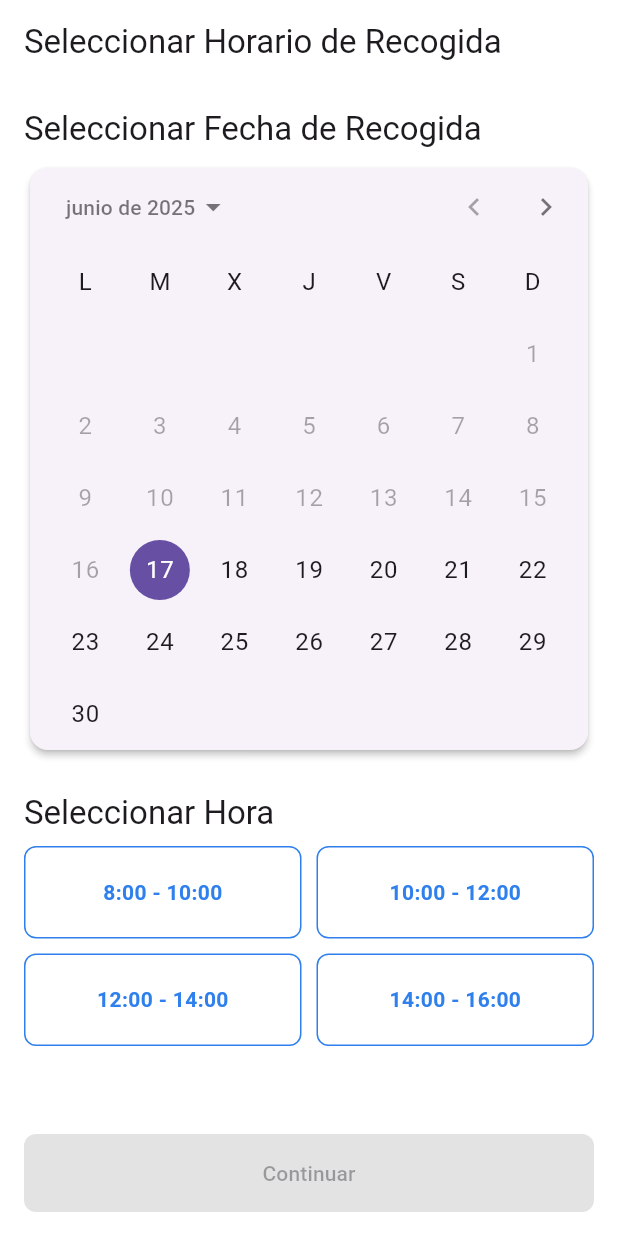
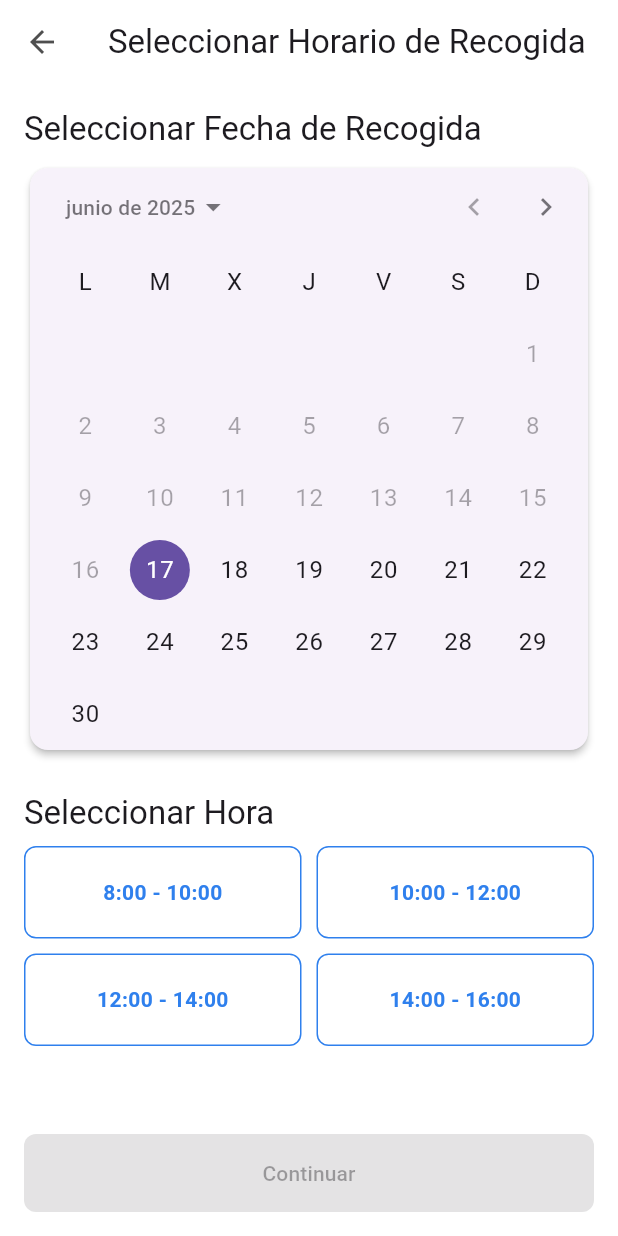
Before and after one commit to Kaib03/dry-cleaning-app, a Flutter app: the screen it shows after launch, after a tap on "La dirección de entrega es la misma", after a tap on "456 Oak Avenue, Apt 3A", after a tap on "Continuar", on a phone screen of 412 x 824 dp. Run offline on Flutter 3.47's test engine with Material 3 defaults, Android fonts, the phone set to English and light mode, and no system bars; accounts and stored records are empty.

Commit message:
feat(navigation): Implement back-button functionality

```diff
--- a/lib/screens/02_schedule_picker/schedule_picker_screen.dart
+++ b/lib/screens/02_schedule_picker/schedule_picker_screen.dart
@@ -9,8 +9,10 @@ import '../../state/order_provider.dart';
 
 class SchedulePickerScreen extends StatefulWidget {
   final VoidCallback onNext;
+  final VoidCallback onBack;
 
-  const SchedulePickerScreen({Key? key, required this.onNext})
+  const SchedulePickerScreen(
+      {Key? key, required this.onNext, required this.onBack})
       : super(key: key);
 
   @override
@@ -46,7 +48,13 @@ class _SchedulePickerScreenState extends State<SchedulePickerScreen> {
       child: ConstrainedBox(
         constraints: const BoxConstraints(maxWidth: 500),
         child: Scaffold(
-          appBar: AppBar(title: Text(localizations.schedule_pickup_title)),
+          appBar: AppBar(
+            leading: IconButton(
+              icon: const Icon(Icons.arrow_back),
+              onPressed: widget.onBack,
+            ),
+            title: Text(localizations.schedule_pickup_title),
+          ),
           body: SingleChildScrollView(
             padding: const EdgeInsets.all(16.0),
             child: Column(
--- a/lib/screens/03_service_selection/service_selection_screen.dart
+++ b/lib/screens/03_service_selection/service_selection_screen.dart
@@ -9,8 +9,10 @@ import '../../state/order_provider.dart';
 
 class ServiceSelectionScreen extends StatefulWidget {
   final VoidCallback onNext;
+  final VoidCallback onBack;
 
-  const ServiceSelectionScreen({Key? key, required this.onNext})
+  const ServiceSelectionScreen(
+      {Key? key, required this.onNext, required this.onBack})
       : super(key: key);
 
   @override
@@ -50,7 +52,13 @@ class _ServiceSelectionScreenState extends State<ServiceSelectionScreen> {
       child: ConstrainedBox(
         constraints: const BoxConstraints(maxWidth: 500),
         child: Scaffold(
-          appBar: AppBar(title: Text(localizations.select_services_title)),
+          appBar: AppBar(
+            leading: IconButton(
+              icon: const Icon(Icons.arrow_back),
+              onPressed: widget.onBack,
+            ),
+            title: Text(localizations.select_services_title),
+          ),
           body: FutureBuilder<List<ServiceItem>>(
             future: _servicesFuture,
             builder: (context, snapshot) {
--- a/lib/screens/04_order_summary/order_summary_screen.dart
+++ b/lib/screens/04_order_summary/order_summary_screen.dart
@@ -6,7 +6,9 @@ import '../../widgets/common/primary_button.dart';
 import '../../state/order_provider.dart';
 
 class OrderSummaryScreen extends StatelessWidget {
-  const OrderSummaryScreen({Key? key}) : super(key: key);
+  final VoidCallback onBack;
+
+  const OrderSummaryScreen({Key? key, required this.onBack}) : super(key: key);
 
   @override
   Widget build(BuildContext context) {
@@ -43,6 +45,10 @@ class OrderSummaryScreen extends StatelessWidget {
             constraints: const BoxConstraints(maxWidth: 500),
             child: Scaffold(
               appBar: AppBar(
+                leading: IconButton(
+                  icon: const Icon(Icons.arrow_back),
+                  onPressed: onBack,
+                ),
                 title: Text(localizations.order_summary_title),
               ),
               body: SingleChildScrollView(
--- a/lib/screens/main_flow_screen.dart
+++ b/lib/screens/main_flow_screen.dart
@@ -19,16 +19,28 @@ class _MainFlowScreenState extends State<MainFlowScreen> {
   void initState() {
     super.initState();
     _screens = [
-      AddressEntryScreen(onNext: () => _navigateToPage(1)),
-      SchedulePickerScreen(onNext: () => _navigateToPage(2)),
-      ServiceSelectionScreen(onNext: () => _navigateToPage(3)),
-      OrderSummaryScreen(),
+      AddressEntryScreen(
+          onNext: () =>
+              _navigateToPage(1)), // First screen doesn't get a back button
+      SchedulePickerScreen(
+          onNext: () => _navigateToPage(2), onBack: _navigateBack),
+      ServiceSelectionScreen(
+          onNext: () => _navigateToPage(3), onBack: _navigateBack),
+      OrderSummaryScreen(
+          onBack: _navigateBack), // Summary screen only needs a back button
     ];
   }
 
   void _navigateToPage(int page) {
     _pageController.animateToPage(
       page,
+      duration: const Duration(milliseconds: 300),
+      curve: Curves.easeInOut,
+    );
+  }
+
+  void _navigateBack() {
+    _pageController.previousPage(
       duration: const Duration(milliseconds: 300),
       curve: Curves.easeInOut,
     );
```
Also changed, not shown: 3 other files.
